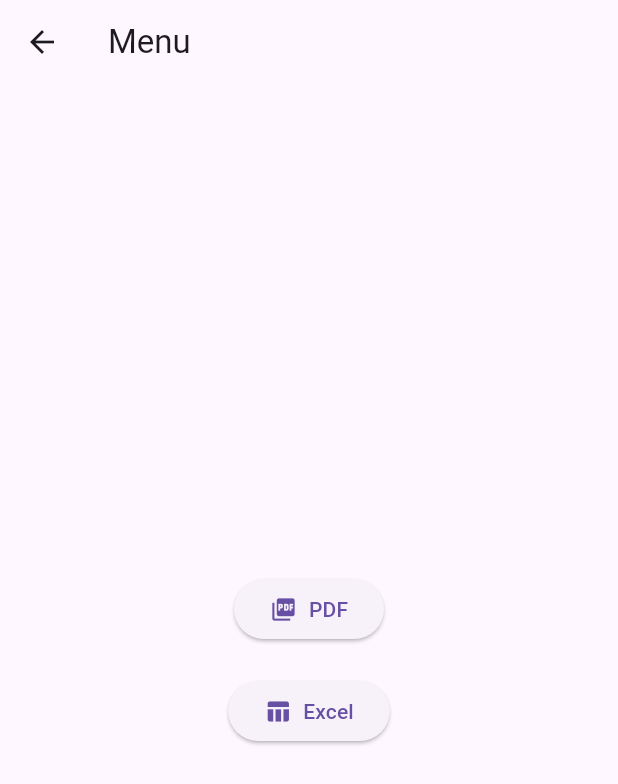
After one commit to vcpersike/app-flutter-estudos, a Flutter app: the MenuPage screen opened by its route, on a phone screen of 412 x 824 dp. The commit adds this screen. Shown: the top 784 px of the screen. Run offline on Flutter 3.47's test engine with Material 3 defaults, Android fonts, the phone set to English and light mode, and no system bars.

Commit message:
feature/novas_telas

```diff
--- a/lib/main.dart
+++ b/lib/main.dart
@@ -1,6 +1,23 @@
+import 'package:estudos/views/login/login_page.dart';
+import 'package:estudos/views/menu/menu_page.dart';
 import 'package:flutter/material.dart';
-import 'views/login/login_page.dart';
 
 void main() {
-  runApp(MaterialApp(home: LoginPage(title: 'Login')));
+  runApp(const MyApp());
 }
+
+class MyApp extends StatelessWidget {
+  const MyApp({Key? key}) : super(key: key);
+
+  @override
+  Widget build(BuildContext context) {
+    return MaterialApp(
+      title: 'Seu Aplicativo',
+      initialRoute: '/',
+      routes: {
+        '/': (context) => const LoginPage(title: 'Login'),
+        '/menu': (context) => MenuPage(), // Adicionando a rota para a página do menu
+      },
+    );
+  }
+}
--- /dev/null
+++ b/lib/views/excel/excel_page.dart
@@ -0,0 +1,13 @@
+import 'package:flutter/material.dart';
+
+class ExcelPage extends StatelessWidget {
+  @override
+  Widget build(BuildContext context) {
+    return Scaffold(
+      appBar: AppBar(title: Text('Visualizador de Excel')),
+      body: Center(
+        child: Text('Tela de visualização Excel'),
+      ),
+    );
+  }
+}
--- /dev/null
+++ b/lib/views/menu/menu_page.dart
@@ -0,0 +1,40 @@
+  import 'package:flutter/material.dart';
+
+class MenuPage extends StatelessWidget {
+  @override
+  Widget build(BuildContext context) {
+    return Scaffold(
+      appBar: AppBar(title: Text('Menu')),
+      body: Center(
+        child: Column(
+          mainAxisAlignment: MainAxisAlignment.center,
+          children: [
+            ElevatedButton(
+              onPressed: () => Navigator.pushNamed(context, '/pdf'),
+              child: Row(
+                mainAxisSize: MainAxisSize.min,
+                children: [
+                  Icon(Icons.picture_as_pdf),
+                  SizedBox(width: 8),
+                  Text('PDF'),
+                ],
+              ),
+            ),
+            SizedBox(height: 20),
+            ElevatedButton(
+              onPressed: () => Navigator.pushNamed(context, '/excel'),
+              child: Row(
+                mainAxisSize: MainAxisSize.min,
+                children: [
+                  Icon(Icons.table_chart),
+                  SizedBox(width: 8),
+                  Text('Excel'),
+                ],
+              ),
+            ),
+          ],
+        ),
+      ),
+    );
+  }
+}
--- /dev/null
+++ b/lib/views/pdf/pdf_page.dart
@@ -0,0 +1,13 @@
+import 'package:flutter/material.dart';
+
+class PdfPage extends StatelessWidget {
+  @override
+  Widget build(BuildContext context) {
+    return Scaffold(
+      appBar: AppBar(title: Text('Visualizador de PDF')),
+      body: Center(
+        child: Text('Tela de visualização PDF'),
+      ),
+    );
+  }
+}
```
Also changed, not shown: lib/views/login/login_page.dart (+16 -3 lines).
